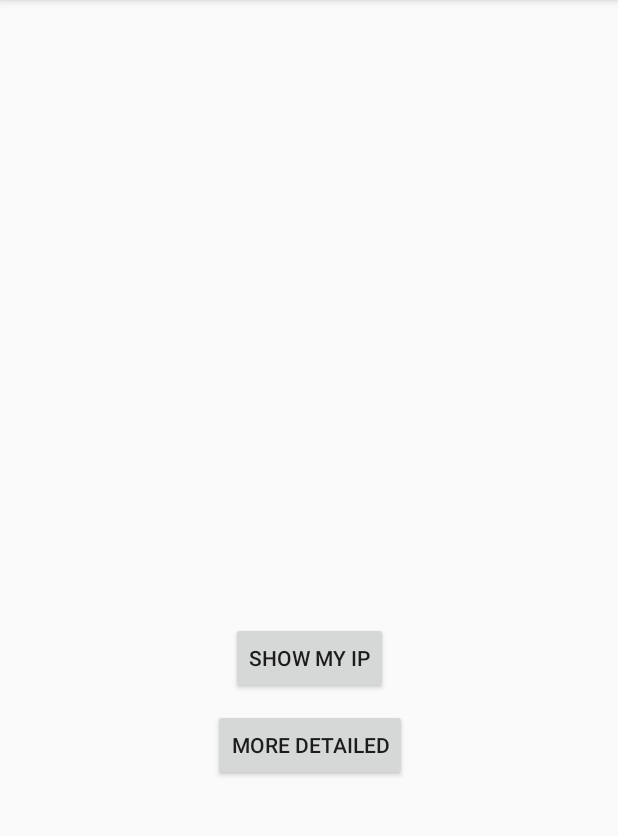
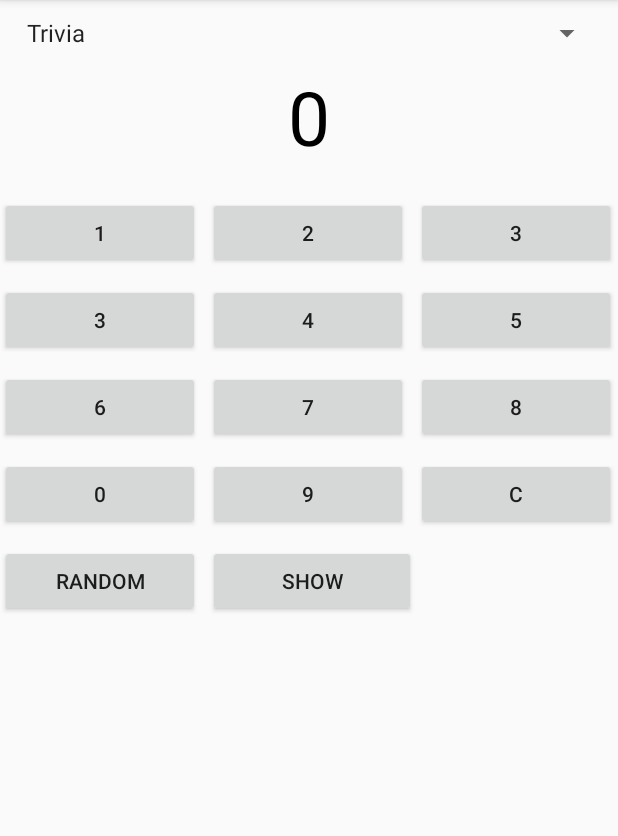
Before and after one commit to eliasLoker/Numbers, an Android app: the screen it shows after launch (MainActivity), on a phone screen of 412 x 824 dp, the part 84-920 px from its top. Run offline under Robolectric (Android 15) with nearby library versions, the phone set to English and light mode, and no system bars; our stand-ins replace data binding.

Commit message:
- сделал разметку

```diff
--- a/app/src/main/res/layout/fragment_show_ip.xml
+++ b/app/src/main/res/layout/fragment_show_ip.xml
@@ -13,49 +13,99 @@
             android:layout_width="match_parent"
             android:layout_height="match_parent">
 
-        <TextView
-                android:id="@+id/ip_text_view"
-                android:layout_width="wrap_content"
-                android:layout_height="wrap_content"
-                android:textSize="30sp"
-                android:textStyle="bold"
-                android:text="@{viewModel.ip}"
-                app:layout_constraintBottom_toBottomOf="parent"
-                app:layout_constraintEnd_toEndOf="parent"
-                app:layout_constraintStart_toStartOf="parent"
-                app:layout_constraintTop_toTopOf="parent"/>
-
-        <Button
-                android:id="@+id/show_ip_btn"
-                android:layout_width="wrap_content"
+        <Spinner
+                android:id="@+id/spinner"
+                android:layout_width="0dp"
                 android:layout_height="wrap_content"
                 android:layout_marginTop="10dp"
-                android:onClick="@{() -> viewModel.onClickShowIpButton()}"
-                android:text="@string/for_show_my_ip_btn"
+                android:layout_marginStart="10dp"
+                android:layout_marginEnd="10dp"
+                android:entries="@array/typelist"
+                app:layout_constraintStart_toStartOf="parent"
                 app:layout_constraintEnd_toEndOf="parent"
+                app:layout_constraintTop_toTopOf="parent">
+        </Spinner>
+
+        <TextView
+                android:id="@+id/input_field"
+                android:layout_width="0dp"
+                android:layout_height="wrap_content"
+                android:text="0"
+                android:textSize="50sp"
+                android:textColor="@color/colorBlack"
+                android:layout_marginTop="10dp"
+                android:textAlignment="center"
                 app:layout_constraintStart_toStartOf="parent"
-                app:layout_constraintTop_toBottomOf="@id/ip_text_view"/>
+                app:layout_constraintEnd_toEndOf="parent"
+                app:layout_constraintTop_toBottomOf="@id/spinner"/>
 
-        <Button
-                android:id="@+id/go_to_details"
-                android:layout_width="wrap_content"
-                android:layout_height="wrap_content"
-                android:layout_marginTop="10dp"
-                android:onClick="@{() -> viewModel.onClickShowDetailsButton()}"
-                android:text="@string/for_show_details_btn"
-                app:layout_constraintEnd_toEndOf="@id/show_ip_btn"
-                app:layout_constraintStart_toStartOf="@id/show_ip_btn"
-                app:layout_constraintTop_toBottomOf="@id/show_ip_btn"/>
+        <TableLayout
+                android:layout_width="0dp"
+                android:layout_height="0dp"
+                android:stretchColumns="*"
+                android:layout_marginTop="20dp"
+                app:layout_constraintStart_toStartOf="parent"
+                app:layout_constraintEnd_toEndOf="parent"
+                app:layout_constraintTop_toBottomOf="@id/input_field"
+                app:layout_constraintBottom_toBottomOf="parent">
 
-        <ProgressBar
-                android:id="@+id/progress_bar"
-                android:layout_width="wrap_content"
-                android:layout_height="wrap_content"
-                android:visibility="@{safeUnbox(viewModel.progressBarState) ? View.VISIBLE : View.INVISIBLE}"
-                app:layout_constraintBottom_toBottomOf="parent"
-                app:layout_constraintEnd_toEndOf="parent"
-                app:layout_constraintStart_toStartOf="parent"
-                app:layout_constraintTop_toTopOf="parent"/>
+            <TableRow>
+                <Button
+                        android:text="1"/>
+                <Button
+                        android:text="2"
+                        android:layout_marginStart="5dp"
+                        android:layout_marginEnd="5dp"/>
+                <Button
+                        android:text="3"/>
+            </TableRow>
+
+            <TableRow
+                    android:layout_marginTop="10dp">
+                <Button
+                        android:text="3"/>
+                <Button
+                        android:text="4"
+                        android:layout_marginStart="5dp"
+                        android:layout_marginEnd="5dp"/>
+                <Button
+                        android:text="5"/>
+            </TableRow>
+
+            <TableRow
+                    android:layout_marginTop="10dp">
+                <Button
+                        android:text="6"/>
+                <Button
+                        android:text="7"
+                        android:layout_marginStart="5dp"
+                        android:layout_marginEnd="5dp"/>
+                <Button
+                        android:text="8"/>
+            </TableRow>
+
+            <TableRow
+                    android:layout_marginTop="10dp">
+                <Button
+                        android:text="0"/>
+                <Button
+                        android:text="9"
+                        android:layout_marginStart="5dp"
+                        android:layout_marginEnd="5dp"/>
+                <Button
+                        android:text="C"/>
+            </TableRow>
+
+            <TableRow
+                    android:layout_marginTop="10dp">
+                <Button
+                        android:text="Random"/>
+                <Button
+                        android:layout_marginStart="5dp"
+                        android:text="Show"/>
+            </TableRow>
+
+        </TableLayout>
 
     </androidx.constraintlayout.widget.ConstraintLayout>
 </layout>
--- a/app/src/main/res/values/colors.xml
+++ b/app/src/main/res/values/colors.xml
@@ -3,4 +3,5 @@
     <color name="colorPrimary">#008577</color>
     <color name="colorPrimaryDark">#00574B</color>
     <color name="colorAccent">#D81B60</color>
+    <color name="colorBlack">#000000</color>
 </resources>
--- a/app/src/main/res/values/strings.xml
+++ b/app/src/main/res/values/strings.xml
@@ -4,4 +4,10 @@
     <string name="for_show_details_btn">More detailed</string>
     <string name="for_show_info_btn">show details</string>
     <string name="for_your_ip_text_view">Your IP:</string>
+    <string-array name="typelist">
+        <item>Trivia</item>
+        <item>Year</item>
+        <item>Date</item>
+        <item>Math</item>
+    </string-array>
 </resources>
```
